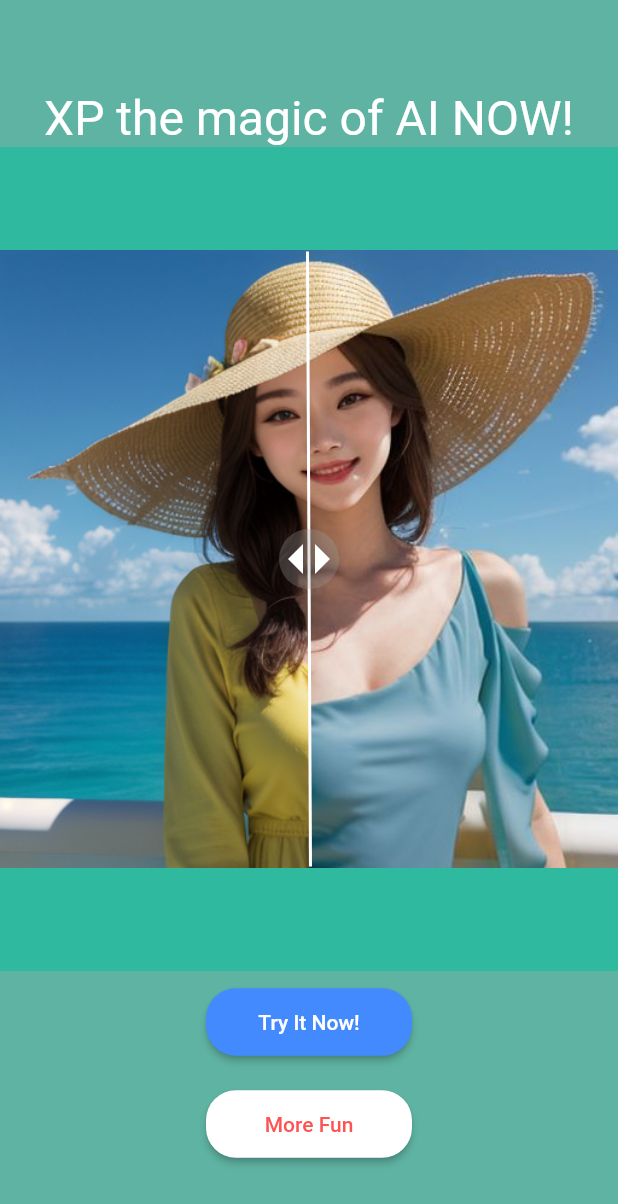
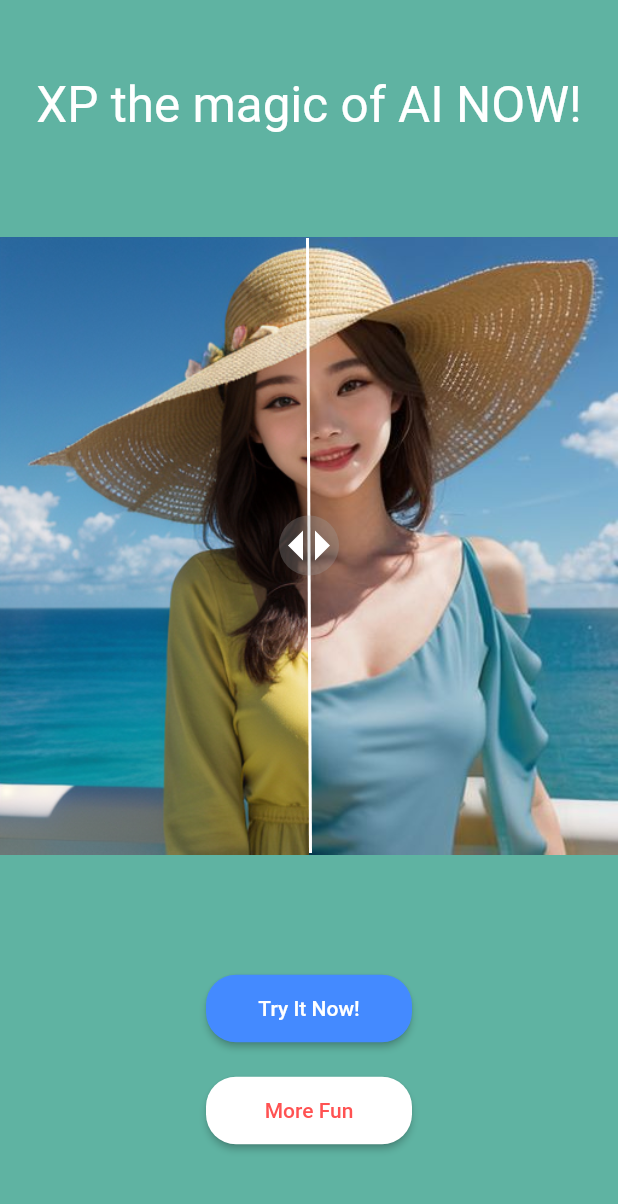
Before and after one commit to shiqstone/qnc_app, a Flutter app: the DemoPage screen opened directly, on a phone screen of 412 x 824 dp. Shown: the top 1204 px of the screen. Run offline on Flutter 3.47's test engine with Material 2 defaults, Android fonts, the light colour scheme and no system bars; our stand-ins replace image_gallery_saver, image_picker, logger, share, shared_preferences; missing offline and left inert: encrypt; accounts and stored records are empty; Roboto replaces fonts that are missing (ManRope); statements that could not run were skipped.

Commit message:
adjust demo page layout and color

```diff
--- a/lib/demo.dart
+++ b/lib/demo.dart
@@ -11,6 +11,8 @@ class DemoPage extends StatefulWidget {
 class _DemoPageState extends State<DemoPage> {
   @override
   Widget build(BuildContext context) {
+    double screenWidth = MediaQuery.of(context).size.width;
+
     return Scaffold(
       body: Container(
         color: Color(0xb019937b),
@@ -19,10 +21,10 @@ class _DemoPageState extends State<DemoPage> {
             Column(
               mainAxisAlignment: MainAxisAlignment.start,
               children: [
-                SizedBox(height: 60),
+                SizedBox(height: 50),
                 Text(
                   'XP the magic of AI NOW!',
-                  style: TextStyle(color: Colors.white, fontSize: 32),
+                  style: TextStyle(color: Colors.white, fontSize: screenWidth * 0.08),
                 ),
                 SizedBox(
                     child: ImageComparator(),
@@ -32,7 +34,7 @@ class _DemoPageState extends State<DemoPage> {
                 ElevatedButton(
                   style: ElevatedButton.styleFrom(
                     backgroundColor: Colors.blueAccent,
-                    minimumSize: Size(MediaQuery.of(context).size.width / 3, 45),
+                    minimumSize: Size(screenWidth / 3, 45),
                     shape: RoundedRectangleBorder(
                       borderRadius: BorderRadius.circular(20),
                     ),
@@ -49,7 +51,7 @@ class _DemoPageState extends State<DemoPage> {
                 ElevatedButton(
                   style: ElevatedButton.styleFrom(
                     backgroundColor: Colors.white,
-                    minimumSize: Size(MediaQuery.of(context).size.width / 3, 45),
+                    minimumSize: Size(screenWidth / 3, 45),
                     shape: RoundedRectangleBorder(
                       borderRadius: BorderRadius.circular(20),
                     ),
@@ -62,6 +64,7 @@ class _DemoPageState extends State<DemoPage> {
                     style: TextStyle(color: Colors.redAccent),
                   ),
                 ),
+                SizedBox(height: 10),
               ],
             ),
           ],
--- a/lib/widgets/image_comparator/image_comparator.dart
+++ b/lib/widgets/image_comparator/image_comparator.dart
@@ -45,7 +45,7 @@ class _ImageComparatorState extends State<ImageComparator> {
   Widget build(BuildContext context) {
     _screenWidth = MediaQuery.of(context).size.width;
     return Scaffold(
-      backgroundColor: Color(0xb01abc9c),
+      backgroundColor: Colors.transparent,
       body: LayoutBuilder(
         builder: (context, constraints) {
           final double maxWidth = constraints.maxWidth;
```
